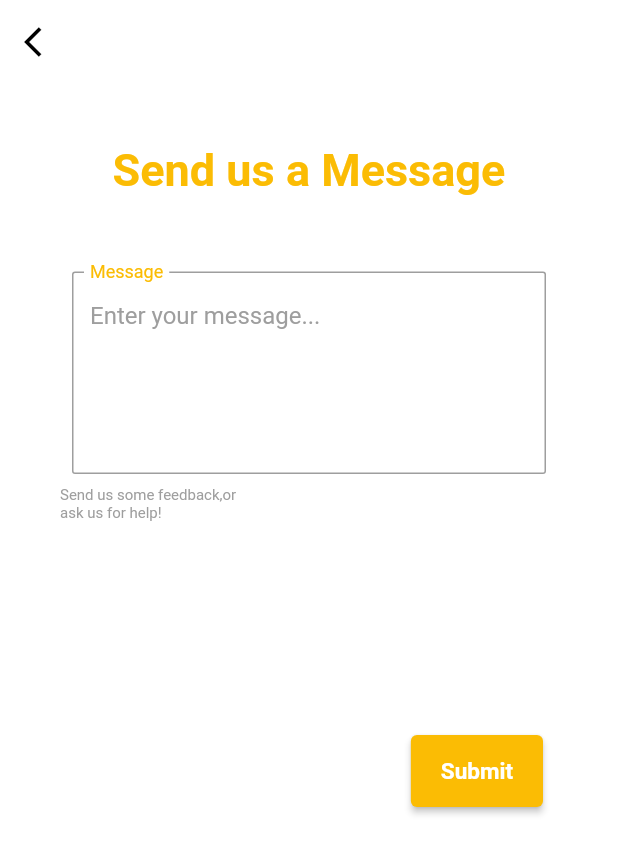
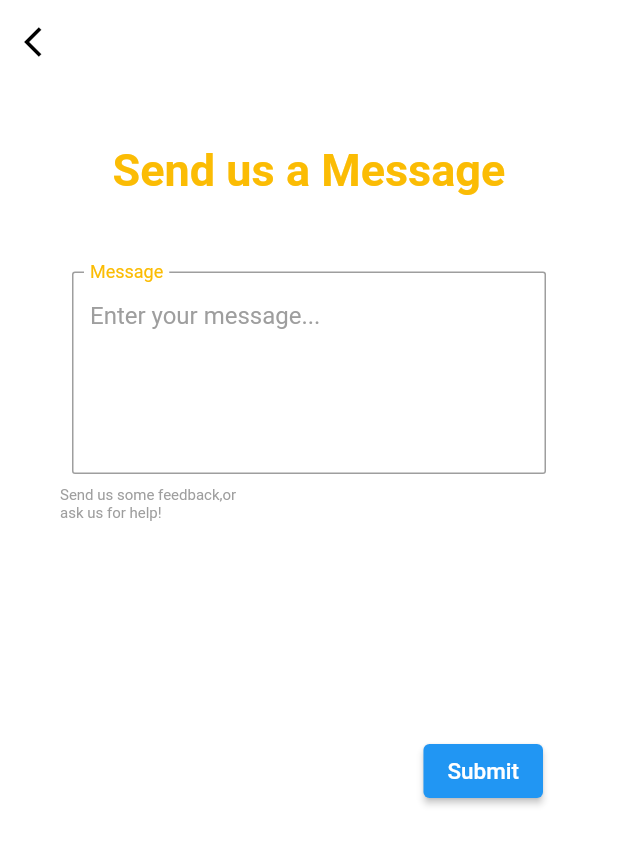
Before and after one commit to Dhruvrana8/sahay, a Flutter app: the screen it shows after launch, on a phone screen of 412 x 824 dp. Shown: the top 854 px of the screen. Run offline on Flutter 3.47's test engine with Material 2 defaults, Android fonts, the phone set to English and light mode, and no system bars; our stand-ins replace carousel_pro, flutter_svg.

Commit message:
initial commit1

```diff
--- a/lib/feedback/donor feedback.dart
+++ b/lib/feedback/donor feedback.dart
@@ -88,15 +88,9 @@ class donorfeedback extends StatelessWidget {
                     ),
                   ),
                   onPressed: () {},
-                  style: ElevatedButton.styleFrom(
-                      primary: const Color(0xffFBBC04),
-                      padding: const EdgeInsets.symmetric(
-                          horizontal: 20, vertical: 15),
-                      textStyle: const TextStyle(
-                          fontSize: 20,
-                          fontWeight: FontWeight.bold)),
-                ),
+
               ),
+              )
             ],
           ),
         ),
```
